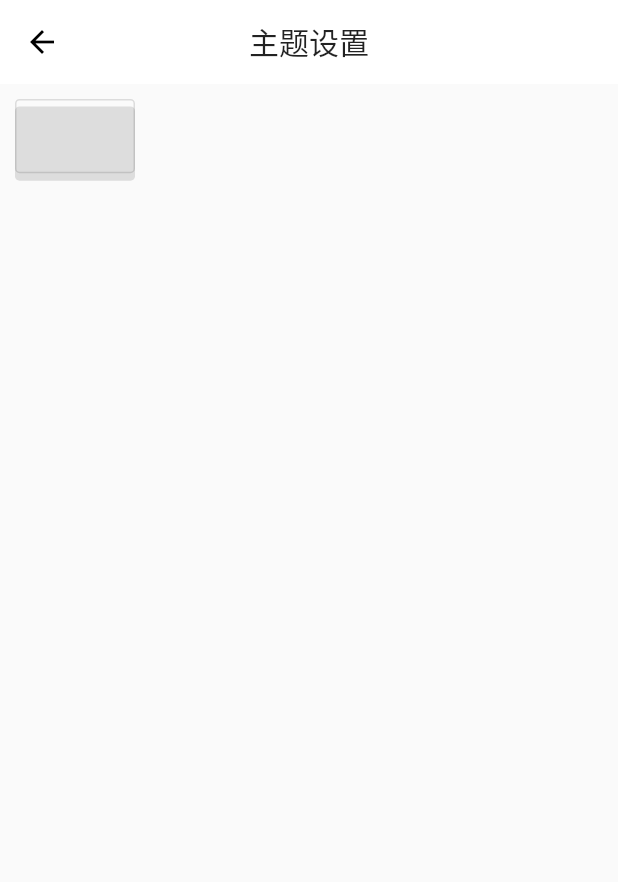
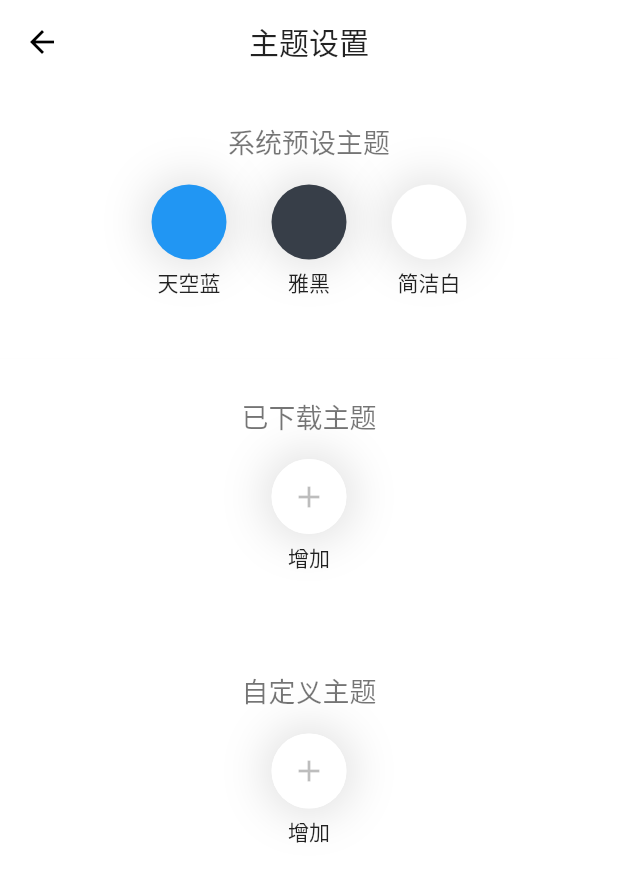
Before and after one commit to NeverGiveUp1995/layout_practice, a Flutter app: the Settings screen opened by its route, after a tap on "主题", on a phone screen of 412 x 824 dp. Shown: the top 882 px of the screen. Run offline on Flutter 3.47's test engine with Material 2 defaults, Android fonts, the phone set to English and light mode, and no system bars; our stand-ins replace bloc, dio, flutter_bloc; missing offline and left inert: flutter_custom_bottom_tab_bar; accounts and stored records are empty.

Commit message:
主题设置页，优化，增加自定义主题页

```diff
--- a/lib/components/TabViews/MessageListView/MessaeListView.dart
+++ b/lib/components/TabViews/MessageListView/MessaeListView.dart
@@ -92,10 +92,21 @@ class MessageListView extends StatelessWidget {
   Widget build(BuildContext context) {
     // TODO: implement build
     return Container(
+      child: RefreshIndicator(
         child: SingleChildScrollView(
-      child: Column(
-        children: this._renderMessageList(context),
+          physics: AlwaysScrollableScrollPhysics(),
+          child: Column(
+            children: this._renderMessageList(context),
+          ),
+        ),
+        onRefresh: () {
+          Future<String> result = null;
+          result = Future.delayed(Duration(), () {
+            print("正在重新获取消息列表");
+          });
+          return result;
+        },
       ),
-    ));
+    );
   }
 }
--- a/lib/main.dart
+++ b/lib/main.dart
@@ -1,10 +1,11 @@
 import 'package:flutter/material.dart';
 import 'package:flutter_bloc/flutter_bloc.dart';
 import 'package:layout_practice/blocs/auth/bloc.dart';
+import 'package:layout_practice/views/CustomTheme/CustomTheme.dart';
 import 'package:layout_practice/views/Home/Home.dart';
 import 'package:layout_practice/views/Login/login.dart';
-import 'package:layout_practice/views/settings/MyTheme/MyTheme.dart';
 import 'package:layout_practice/views/settings/Settings.dart';
+import 'package:layout_practice/views/settings/ThemePage/ThemePage.dart';
 
 void main() => runApp(MyApp());
 
@@ -19,9 +20,14 @@ class MyApp extends StatelessWidget {
         initialRoute: '/',
         routes: {
           '/': (context) => Login(),
+          //主页
           '/home': (context) => Home(),
+          //设置页面
           '/settings': (context) => Settings(),
-          '/settings/theme': (context) => MyTheme(),
+          //主题设置页面
+          '/settings/theme': (context) => ThemePage(),
+          //自定义主题页面
+          '/settings/theme/custom_theme': (context) => CustomTheme(),
         },
       ),
     );
--- a/lib/theme/Theme.dart
+++ b/lib/theme/Theme.dart
@@ -4,6 +4,8 @@ import 'package:flutter/material.dart';
  * 主题类
  */
 abstract class Theme {
+  String themeId; //主题id
+  String themeName; //主题名称
   Color mainColor; //主色调
   Color textColor; //文本字体颜色
   Color auxiliaryColor; //辅助色
@@ -14,6 +16,8 @@ abstract class Theme {
 
 ///天空蓝
 class SkyBlue implements Theme {
+  String themeId = '0';
+  String themeName = '天空蓝';
   Color mainColor = Colors.blue; //主色调
   Color textColor = Colors.black38; //文本字体颜色
   Color auxiliaryColor = Colors.redAccent; //辅助色
@@ -24,6 +28,8 @@ class SkyBlue implements Theme {
 
 ///雅黑
 class Yahei implements Theme {
+  String themeId = '1';
+  String themeName = '雅黑';
   Color auxiliaryColor = Colors.black38;
   Color mainColor = Color(0xff373e48);
   Color textColor = Color(0xffeeeeee);
@@ -34,6 +40,8 @@ class Yahei implements Theme {
 
 ///简洁白
 class SimpleWhite implements Theme {
+  String themeId = '2';
+  String themeName = '简洁白';
   Color auxiliaryColor = Color.fromARGB(1, 223, 235, 240); //辅助色，淡灰色
   Color mainColor = Colors.white;
   Color textColor = Colors.black38;
@@ -41,3 +49,78 @@ class SimpleWhite implements Theme {
   Color tipModalTextColor = Colors.black12; //提示弹框的文字颜色;
   Color textFieldCursorColor = Color(0xff6695ff); //文本框光标的颜色;
 }
+
+///简洁白
+class SimpleWhite0 implements Theme {
+  String themeId = '2';
+  String themeName = '简洁白';
+  Color auxiliaryColor = Color.fromARGB(1, 223, 235, 240); //辅助色，淡灰色
+  Color mainColor = Colors.white;
+  Color textColor = Colors.black38;
+  Color tipModalBgColor = Colors.black54; //提示弹框背景色;
+  Color tipModalTextColor = Colors.black12; //提示弹框的文字颜色;
+  Color textFieldCursorColor = Color(0xff6695ff); //文本框光标的颜色;
+}
+
+///简洁白
+class SimpleWhite1 implements Theme {
+  String themeId = '2';
+  String themeName = '简洁白';
+  Color auxiliaryColor = Color.fromARGB(1, 223, 235, 240); //辅助色，淡灰色
+  Color mainColor = Colors.white;
+  Color textColor = Colors.black38;
+  Color tipModalBgColor = Colors.black54; //提示弹框背景色;
+  Color tipModalTextColor = Colors.black12; //提示弹框的文字颜色;
+  Color textFieldCursorColor = Color(0xff6695ff); //文本框光标的颜色;
+}
+
+///简洁白
+class SimpleWhite2 implements Theme {
+  String themeId = '2';
+  String themeName = '简洁白';
+  Color auxiliaryColor = Color.fromARGB(1, 223, 235, 240); //辅助色，淡灰色
+  Color mainColor = Colors.white;
+  Color textColor = Colors.black38;
+  Color tipModalBgColor = Colors.black54; //提示弹框背景色;
+  Color tipModalTextColor = Colors.black12; //提示弹框的文字颜色;
+  Color textFieldCursorColor = Color(0xff6695ff); //文本框光标的颜色;
+}
+
+///简洁白
+class SimpleWhite3 implements Theme {
+  String themeId = '2';
+  String themeName = '简洁白';
+  Color auxiliaryColor = Color.fromARGB(1, 223, 235, 240); //辅助色，淡灰色
+  Color mainColor = Colors.white;
+  Color textColor = Colors.black38;
+  Color tipModalBgColor = Colors.black54; //提示弹框背景色;
+  Color tipModalTextColor = Colors.black12; //提示弹框的文字颜色;
+  Color textFieldCursorColor = Color(0xff6695ff); //文本框光标的颜色;
+}
+
+///简洁白
+
+class SimpleWhite4 implements Theme {
+  String themeId = '2';
+  String themeName = '简洁白';
+  Color auxiliaryColor = Color.fromARGB(1, 223, 235, 240); //辅助色，淡灰色
+  Color mainColor = Colors.white;
+  Color textColor = Colors.black38;
+  Color tipModalBgColor = Colors.black54; //提示弹框背景色;
+  Color tipModalTextColor = Colors.black12; //提示弹框的文字颜色;
+  Color textFieldCursorColor = Color(0xff6695ff); //文本框光标的颜色;
+}
+
+class AllThemes {
+  List<Theme> _sysDefaultThemes = List();
+  List<Theme> _userDownloadThemes = List();
+
+  get sysDefaultThemes => _sysDefaultThemes;
+
+  get userDownloadThemes => _userDownloadThemes;
+
+  AllThemes() {
+    _sysDefaultThemes..add(SkyBlue())..add(Yahei())..add(SimpleWhite());
+//    用户下载的数据，要从本地获取，（暂无）当用户下载了之后，需要将下载的所有主题，写入一个文件，存放在本地，然后，在此处自动读取该文件，暂时还未实现
+  }
+}
--- a/lib/utils/Utils.dart
+++ b/lib/utils/Utils.dart
@@ -1,3 +1,5 @@
 import 'dart:convert';
 
-class Utils {}
+class Utils {
+
+}
--- a/lib/utils/request.dart
+++ b/lib/utils/request.dart
@@ -1,8 +1,4 @@
-import 'dart:convert';
-import 'dart:developer';
-import 'dart:io';
 import 'package:dio/dio.dart';
-import 'package:layout_practice/utils/Utils.dart';
 
 class NetServer {
   static Future<Response> request({api, method, params, callback}) async {
--- /dev/null
+++ b/lib/views/CustomTheme/CustomTheme.dart
@@ -0,0 +1,17 @@
+/**
+    自定义主题页
+ */
+import 'package:flutter/material.dart';
+
+class CustomTheme extends StatelessWidget {
+  Widget build(BuildContext context) {
+    return Scaffold(
+      appBar: AppBar(
+        title: Text("自定义主题"),
+        centerTitle: true,
+        elevation: 0,
+      ),
+      body: Container(),
+    );
+  }
+}
--- a/lib/views/settings/MyTheme/MyTheme.dart
+++ /dev/null
@@ -1,42 +0,0 @@
-import 'package:flutter/material.dart';
-
-class MyTheme extends StatelessWidget {
-  @override
-  Widget build(BuildContext context) {
-    return Scaffold(
-      appBar: AppBar(
-        title: Text("主题设置"),
-        centerTitle: true,
-        elevation: 0,
-      ),
-      body: Container(
-        padding: EdgeInsets.all(10),
-        child: Container(
-          width: 80,
-          height: 80 * 0.618,
-          decoration: BoxDecoration(
-            boxShadow: [
-              BoxShadow(color: Color(0xffdddddd), offset: Offset(0, 5)),
-            ],
-            borderRadius: BorderRadius.all(Radius.circular(3)),
-            border: Border.all(color: Colors.black12, width: 1),
-          ),
-          child: UnconstrainedBox(
-            child: Column(
-              children: <Widget>[
-                Text("简洁白"),
-                Container(
-                  width: 100,
-                  height: 100,
-                  decoration: BoxDecoration(
-                    borderRadius: BorderRadius.all(Radius.circular(50)),
-                  ),
-                ),
-              ],
-            ),
-          ),
-        ),
-      ),
-    );
-  }
-}
--- a/lib/views/settings/Settings.dart
+++ b/lib/views/settings/Settings.dart
@@ -8,10 +8,7 @@ class Settings extends StatelessWidget {
   List<Widget> _renderSettingType(BuildContext context) {
     List<SettingType> settingList = SettingAll.getSettingList();
     List<Widget> settingTypeWidgets = List();
-    print(
-        "${settingList.toString()}${settingList != null && settingList.length > 0}");
     if (settingList != null && settingList.length > 0) {
-      print("进入_renderSettingType");
       settingList.forEach((item) {
         settingTypeWidgets.add(
           Container(
--- /dev/null
+++ b/lib/views/settings/ThemePage/ThemePage.dart
@@ -0,0 +1,207 @@
+import 'package:flutter/material.dart';
+import 'package:layout_practice/theme/Theme.dart' as myTheme;
+import 'package:layout_practice/theme/Theme.dart';
+
+class ThemePage extends StatelessWidget {
+  _renderCustomTheme() {}
+
+  @override
+  Widget build(BuildContext context) {
+    return Scaffold(
+        appBar: AppBar(
+          title: Text("主题设置"),
+          centerTitle: true,
+          elevation: 0,
+        ),
+        body: Container(
+          child: RefreshIndicator(
+              child: SingleChildScrollView(
+                physics: AlwaysScrollableScrollPhysics(),
+                child: Container(
+                  child: Column(
+                    children: <Widget>[
+                      //系统预设主题模块
+                      _ThemeTypeArea(
+                        themeTypeName: '系统预设主题',
+                        themes: myTheme.AllThemes().sysDefaultThemes,
+                      ),
+                      //用户下载的主题模块
+                      _ThemeTypeArea(
+                        themeTypeName: '已下载主题',
+                        themes: myTheme.AllThemes().userDownloadThemes,
+                        allowAdd: true,
+                        callback: () {
+                          print("进入商城页面，准备下载主题,功能待实现");
+                        },
+                      ),
+                      //用户自定义主题模块
+                      _ThemeTypeArea(
+                        themeTypeName: '自定义主题',
+                        themes: myTheme.AllThemes().userDownloadThemes,
+                        allowAdd: true,
+                        callback: () {
+                          Navigator.pushNamed(
+                              context, '/settings/theme/custom_theme');
+                          print("进入自定义主题设置页面,功能待实现");
+                        },
+                      ),
+                    ],
+                  ),
+                ),
+              ),
+              onRefresh: () {
+                print("正在刷新。。");
+              }),
+        ));
+  }
+}
+
+class _ThemeTypeArea extends StatelessWidget {
+  TextStyle _textStyle = TextStyle(color: Colors.black54, fontSize: 18);
+  String _themeTypeName;
+
+  List<myTheme.Theme> _themes; //需要渲染的数据
+  bool _allowAdd = false;
+  Function _callback;
+
+  _ThemeTypeArea(
+      {@required themeTypeName, @required themes, allowAdd, callback}) {
+    this._themeTypeName = themeTypeName;
+    this._themes = themes;
+    this._allowAdd = allowAdd == null ? false : true;
+    this._callback =
+        allowAdd == null ? () {} : callback == null ? () {} : callback;
+  }
+
+  @override
+  Widget build(BuildContext context) {
+    print("传入之前的allowAdd${_allowAdd}");
+    return Container(
+      width: double.infinity,
+      padding: EdgeInsets.fromLTRB(10, 25, 10, 25),
+      margin: EdgeInsets.only(bottom: 0),
+      decoration: BoxDecoration(
+        color: Colors.white,
+      ),
+      child: Column(
+        children: <Widget>[
+          Text(
+            _themeTypeName,
+            textAlign: TextAlign.center,
+            style: _textStyle,
+          ),
+          _ThmeItems(
+            themes: _themes,
+            allowAdd: _allowAdd,
+            callback: _callback,
+          )
+        ],
+      ),
+    );
+    ;
+  }
+}
+
+class _ThmeItems extends StatelessWidget {
+  List<myTheme.Theme> _themes; //需要渲染的数据
+  bool _allowAdd; //是否在最后渲染增加操作
+  Function _callback; //点击增加按钮的时候，对应的回调函数
+
+  _ThmeItems({@required themes, allowAdd, callback}) {
+    this._themes = themes;
+    this._allowAdd = allowAdd == null ? false : allowAdd;
+    this._callback =
+        allowAdd == null ? () {} : callback == null ? () {} : callback;
+  }
+
+  @override
+  Widget build(BuildContext context) {
+    List<Widget> _themeWidgets = List();
+    double _width = 50.0;
+    double _height = 50.0;
+    if (_themes != null && _themes.length > 0) {
+      _themes.forEach((theme) {
+        _themeWidgets.add(
+          Container(
+            padding: EdgeInsets.all(15),
+            child: Column(
+              children: <Widget>[
+                Container(
+                  width: _width,
+                  height: _height,
+                  margin: EdgeInsets.only(bottom: 5),
+                  decoration: BoxDecoration(
+                    color: theme.mainColor,
+                    boxShadow: [
+                      BoxShadow(
+                          color: Colors.black12,
+                          blurRadius: 25,
+                          spreadRadius: 5)
+                    ],
+                    borderRadius: BorderRadius.all(Radius.circular(50)),
+                  ),
+                ),
+                Text(theme.themeName),
+              ],
+            ),
+          ),
+        );
+      });
+    } else {
+      if (_allowAdd == false) {
+        _themeWidgets.add(
+          Container(
+            padding: EdgeInsets.all(25),
+            child: Container(
+              width: 45,
+              child: Image.asset('images/empty.png'),
+            ),
+          ),
+        );
+      }
+    }
+    //如果传入的参数为允许进行增加主题的操作，在最后添加增加操作的按钮
+    if (_allowAdd == true) {
+      _themeWidgets.add(
+        Container(
+          padding: EdgeInsets.all(15),
+          child: Column(
+            children: <Widget>[
+              Container(
+                margin: EdgeInsets.only(bottom: 5),
+                decoration: BoxDecoration(
+                  color: Colors.white,
+                  boxShadow: [
+                    BoxShadow(
+                        color: Colors.black12, blurRadius: 25, spreadRadius: 5)
+                  ],
+                  borderRadius: BorderRadius.all(Radius.circular(50)),
+                ),
+                child: ClipOval(
+                  child: SizedBox(
+                    width: _width,
+                    height: _height,
+                    child: RaisedButton(
+                      color: Colors.white,
+                      padding: EdgeInsets.all(0),
+                      elevation: 0,
+                      child: Icon(
+                        Icons.add,
+                        color: Colors.black26,
+                      ),
+                      onPressed: _callback,
+                    ),
+                  ),
+                ),
+              ),
+              Text("增加"),
+            ],
+          ),
+        ),
+      );
+    }
+    return Wrap(
+      children: _themeWidgets,
+    );
+  }
+}
--- a/pubspec.yaml
+++ b/pubspec.yaml
@@ -56,6 +56,7 @@ flutter:
     - images/headerImg-man.png
     - images/headerImg-women.png
     - images/bg1.jpg
+    - images/empty.png
     # An image asset can refer to one or more resolution-specific "variants", see
     # https://flutter.io/assets-and-images/#resolution-aware.
 
```
Also changed, not shown: images/empty.png (added).
